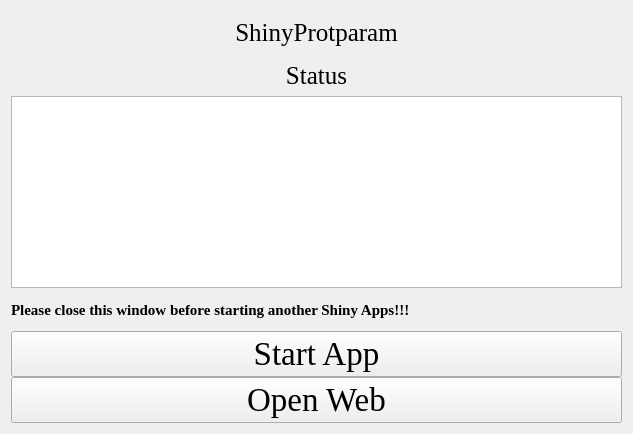
Old version of the form ShinyProtparam.ui in the repository hzaurzli/MicroWorldOmics.
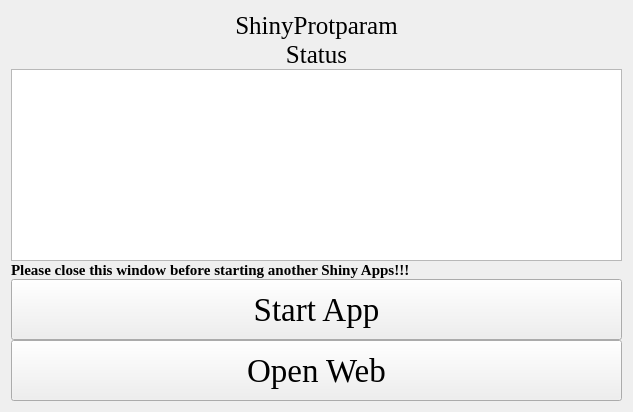
New version of the form. Icons and pictures are not drawn.

Patch:
```diff
--- a/ShinyProtparam.ui
+++ b/ShinyProtparam.ui
@@ -7,7 +7,7 @@
     <x>0</x>
     <y>0</y>
     <width>633</width>
-    <height>434</height>
+    <height>412</height>
    </rect>
   </property>
   <property name="windowTitle">
@@ -27,6 +27,12 @@
      </property>
      <item row="0" column="0" colspan="3">
       <widget class="QLabel" name="label">
+       <property name="sizePolicy">
+        <sizepolicy hsizetype="Preferred" vsizetype="Fixed">
+         <horstretch>0</horstretch>
+         <verstretch>0</verstretch>
+        </sizepolicy>
+       </property>
        <property name="font">
         <font>
          <family>Times New Roman</family>
@@ -43,6 +49,12 @@
      </item>
      <item row="3" column="0" colspan="3">
       <widget class="QLabel" name="label_4">
+       <property name="sizePolicy">
+        <sizepolicy hsizetype="Preferred" vsizetype="Fixed">
+         <horstretch>0</horstretch>
+         <verstretch>0</verstretch>
+        </sizepolicy>
+       </property>
        <property name="font">
         <font>
          <family>Times New Roman</family>
@@ -66,6 +78,12 @@
      </item>
      <item row="7" column="0" colspan="3">
       <widget class="QLabel" name="label_3">
+       <property name="sizePolicy">
+        <sizepolicy hsizetype="Preferred" vsizetype="Fixed">
+         <horstretch>0</horstretch>
+         <verstretch>0</verstretch>
+        </sizepolicy>
+       </property>
        <property name="font">
         <font>
          <family>Times New Roman</family>
@@ -81,6 +99,12 @@
      </item>
      <item row="8" column="0" colspan="3">
       <widget class="QPushButton" name="pushButton">
+       <property name="sizePolicy">
+        <sizepolicy hsizetype="Preferred" vsizetype="Preferred">
+         <horstretch>0</horstretch>
+         <verstretch>0</verstretch>
+        </sizepolicy>
+       </property>
        <property name="font">
         <font>
          <family>Times New Roman</family>
@@ -94,6 +118,12 @@
      </item>
      <item row="9" column="0" colspan="3">
       <widget class="QPushButton" name="pushButton_2">
+       <property name="sizePolicy">
+        <sizepolicy hsizetype="Preferred" vsizetype="Preferred">
+         <horstretch>0</horstretch>
+         <verstretch>0</verstretch>
+        </sizepolicy>
+       </property>
        <property name="font">
         <font>
          <family>Times New Roman</family>
```
